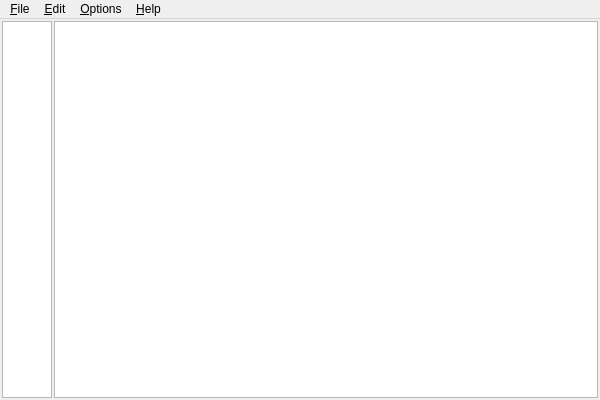
Before: the Qt Designer form cliphist2/cliphistwindow.ui in mneuroth/Cliphist2, drawn with Qt 5.
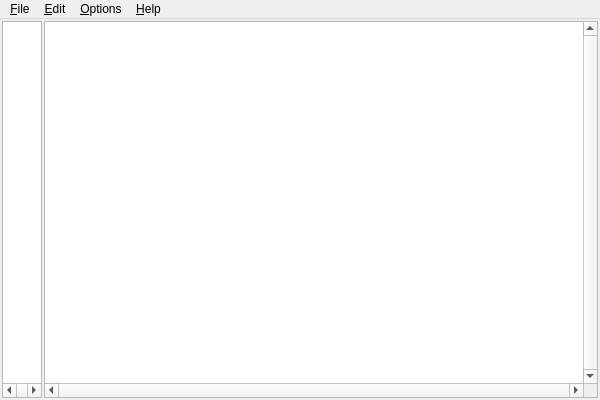
After: the same form once the commit is applied.

Commit message: added improvements, added list widget for numbers

```diff
--- a/cliphist2/cliphistwindow.ui
+++ b/cliphist2/cliphistwindow.ui
@@ -31,14 +31,35 @@
       </property>
       <property name="maximumSize">
        <size>
-        <width>50</width>
+        <width>40</width>
         <height>16777215</height>
        </size>
       </property>
+      <property name="focusPolicy">
+       <enum>Qt::NoFocus</enum>
+      </property>
+      <property name="verticalScrollBarPolicy">
+       <enum>Qt::ScrollBarAlwaysOff</enum>
+      </property>
+      <property name="horizontalScrollBarPolicy">
+       <enum>Qt::ScrollBarAlwaysOn</enum>
+      </property>
+      <property name="editTriggers">
+       <set>QAbstractItemView::NoEditTriggers</set>
+      </property>
+      <property name="selectionMode">
+       <enum>QAbstractItemView::NoSelection</enum>
+      </property>
      </widget>
     </item>
     <item row="0" column="1">
      <widget class="QListWidget" name="listWidget">
+      <property name="verticalScrollBarPolicy">
+       <enum>Qt::ScrollBarAlwaysOn</enum>
+      </property>
+      <property name="horizontalScrollBarPolicy">
+       <enum>Qt::ScrollBarAlwaysOn</enum>
+      </property>
       <property name="editTriggers">
        <set>QAbstractItemView::DoubleClicked|QAbstractItemView::EditKeyPressed</set>
       </property>
```
Left out of the diff: 11 changed lines with no effect on the pictures. The commit also changes 4 other files.
